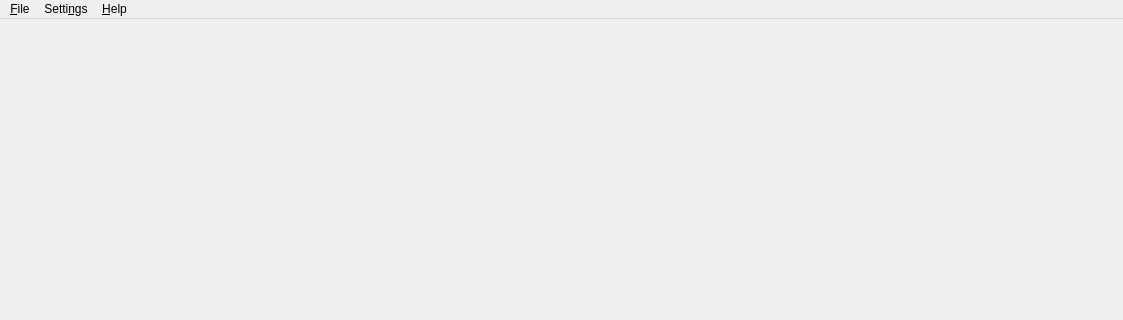
Qt form src/mainwindow.ui (KDAB/hotspot) before a commit; both pictures show x 0 to 1123 and y 0 to 320 of the 1123 by 769 pixel window.
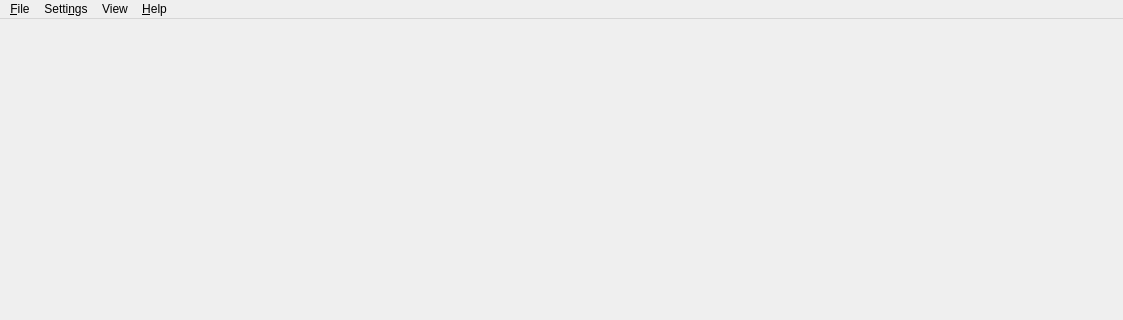
The same form after that commit. Icons and pictures are not drawn.

Commit message:
Add 'View > Show Timeline' action to toggle timeline visibility
This comes with a Ctrl + T shortcut to quickly toggle the timeline
visibility.

Fixes: #144

```diff
--- a/src/mainwindow.ui
+++ b/src/mainwindow.ui
@@ -44,8 +44,14 @@
      <string>Setti&amp;ngs</string>
     </property>
    </widget>
+   <widget class="QMenu" name="viewMenu">
+    <property name="title">
+     <string>View</string>
+    </property>
+   </widget>
    <addaction name="fileMenu"/>
    <addaction name="settingsMenu"/>
+   <addaction name="viewMenu"/>
    <addaction name="helpMenu"/>
   </widget>
   <action name="actionAbout_Hotspot">
```
The commit also changes 3 other files.
